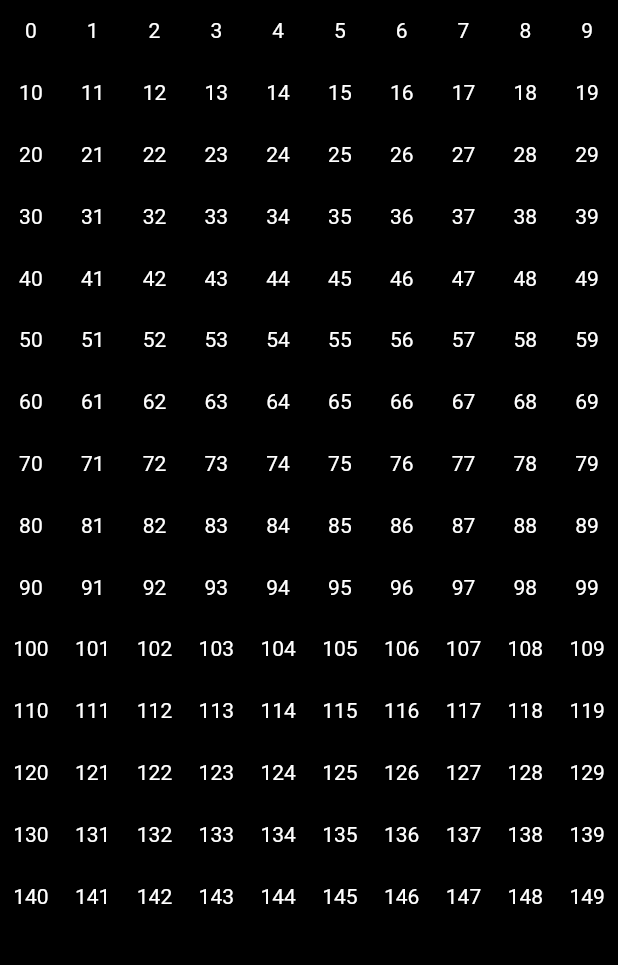
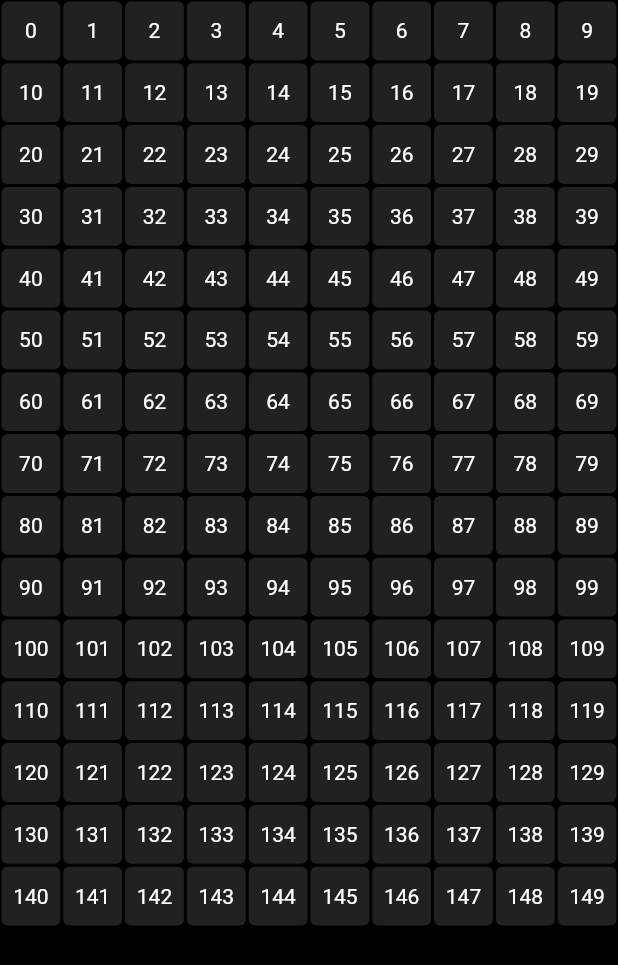
Before and after one commit to The-Naveen-Chandra/Tetris-Game, a Flutter app: the screen it shows after launch, on a phone screen of 412 x 824 dp. Shown: the top 965 px of the screen. Run offline on Flutter 3.47's test engine with Material 2 defaults, Android fonts, the phone set to English and light mode, and no system bars.

Commit message:
dev: pixels for board

```diff
--- a/lib/components/board.dart
+++ b/lib/components/board.dart
@@ -1,4 +1,5 @@
 import 'package:flutter/material.dart';
+import 'package:tetris_game/components/pixel.dart';
 
 class GameBoard extends StatefulWidget {
   const GameBoard({super.key});
@@ -21,13 +22,9 @@ class _GameBoardState extends State<GameBoard> {
         physics: const NeverScrollableScrollPhysics(),
         gridDelegate: SliverGridDelegateWithFixedCrossAxisCount(
             crossAxisCount: rowLength),
-        itemBuilder: (context, index) => Center(
-          child: Text(
-            index.toString(),
-            style: TextStyle(
-              color: Colors.white,
-            ),
-          ),
+        itemBuilder: (context, index) => Pixel(
+          color: Colors.grey[900],
+          child: index,
         ),
       ),
     );
--- /dev/null
+++ b/lib/components/pixel.dart
@@ -0,0 +1,30 @@
+import 'package:flutter/material.dart';
+
+class Pixel extends StatelessWidget {
+  var color;
+  var child;
+  Pixel({
+    super.key,
+    required this.color,
+    required this.child,
+  });
+
+  @override
+  Widget build(BuildContext context) {
+    return Container(
+      margin: EdgeInsets.all(1),
+      decoration: BoxDecoration(
+        color: color,
+        borderRadius: BorderRadius.circular(4),
+      ),
+      child: Center(
+        child: Text(
+          child.toString(),
+          style: TextStyle(
+            color: Colors.white,
+          ),
+        ),
+      ),
+    );
+  }
+}
```
